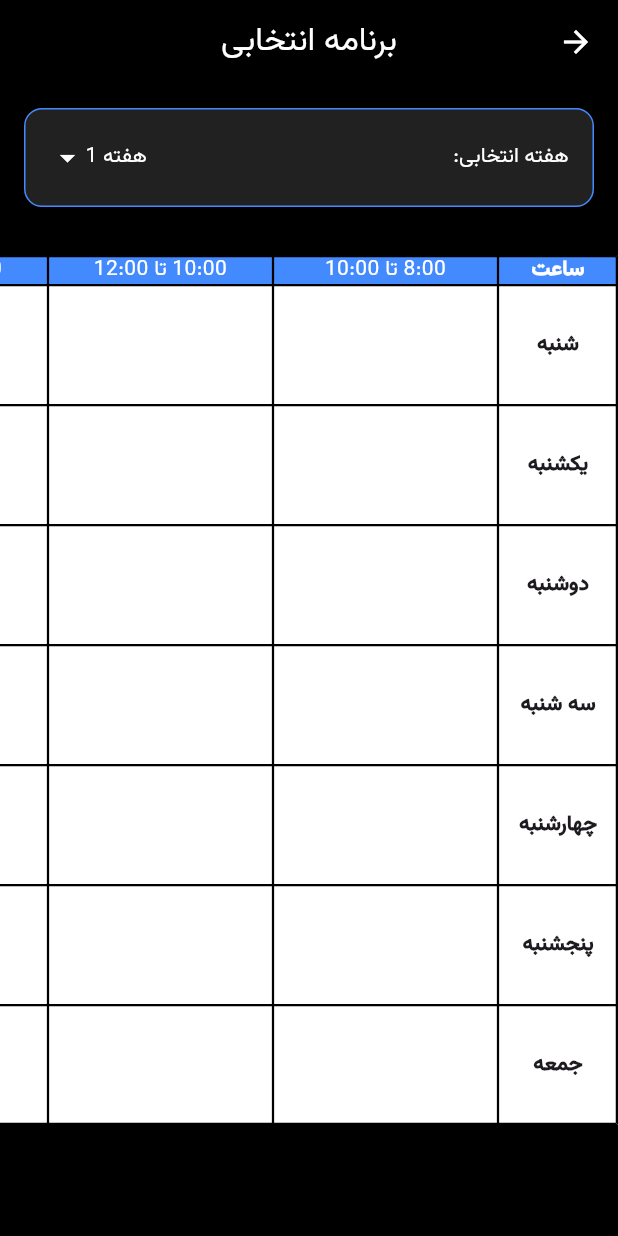
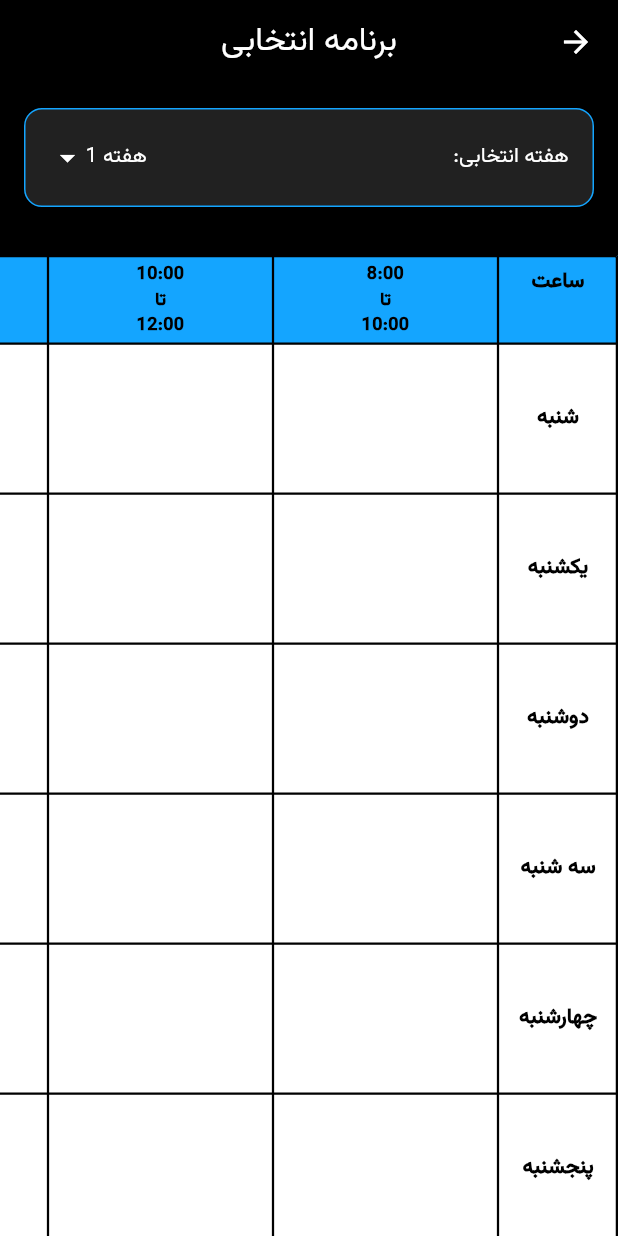
Before and after one commit to Sobhankhedry/Student-Helper-UI, a Flutter app: the SelectedSchedulePage screen opened directly with empty values, on a phone screen of 412 x 824 dp. Run offline on Flutter 3.47's test engine with Material 3 defaults, Android fonts, the phone set to English and light mode, and no system bars.

Commit message:
fixing the ui of selected

```diff
--- a/lib/selected_schedule_page.dart
+++ b/lib/selected_schedule_page.dart
@@ -33,6 +33,7 @@ class SelectedSchedulePage extends StatefulWidget {
 class _SelectedSchedulePageState extends State<SelectedSchedulePage> {
   int _selectedWeek = 1;
   final int _totalWeeks = 8;
+  Color primaryColor = Color.fromARGB(255, 20, 165, 255);
 
   final List<Map<String, String>> timeSlots = [
     {'start': '8:00', 'end': '10:00'},
@@ -140,7 +141,7 @@ class _SelectedSchedulePageState extends State<SelectedSchedulePage> {
       decoration: BoxDecoration(
         color: Colors.grey[900],
         borderRadius: BorderRadius.circular(12),
-        border: Border.all(color: Colors.blueAccent, width: 1),
+        border: Border.all(color: const Color(0xFF14A5FF), width: 1),
       ),
       child: Row(
         mainAxisAlignment: MainAxisAlignment.spaceBetween,
@@ -186,58 +187,107 @@ class _SelectedSchedulePageState extends State<SelectedSchedulePage> {
     return Table(
       border: TableBorder.all(color: Colors.black, width: 1.5),
       defaultColumnWidth: const FixedColumnWidth(150),
-      columnWidths: const {0: FixedColumnWidth(80)},
+      columnWidths: const {
+        0: FixedColumnWidth(80), // ستون روزها
+      },
       children: [
+        // 🟦 هدر جدول (ساعات کلاس)
         TableRow(
-          decoration: const BoxDecoration(color: Colors.blueAccent),
+          decoration: BoxDecoration(color: primaryColor),
           children: [
             const TableCell(
-              child: Center(
-                child: Text(
-                  'ساعت',
-                  style: TextStyle(
-                    color: Colors.white,
-                    fontWeight: FontWeight.bold,
+              child: Padding(
+                padding: EdgeInsets.symmetric(vertical: 8.0),
+                child: Center(
+                  child: Text(
+                    'ساعت',
+                    style: TextStyle(
+                      fontFamily: 'Vazir',
+                      color: Colors.black,
+                      fontWeight: FontWeight.bold,
+                      fontSize: 14,
+                    ),
+                    textAlign: TextAlign.center,
                   ),
                 ),
               ),
             ),
             ...timeSlots.map(
               (slot) => TableCell(
-                child: Center(
-                  child: Text(
-                    '${slot['start']} تا ${slot['end']}',
-                    style: const TextStyle(color: Colors.white),
+                child: Padding(
+                  padding: const EdgeInsets.symmetric(vertical: 4.0),
+                  child: Column(
+                    mainAxisAlignment: MainAxisAlignment.center,
+                    children: [
+                      Text(
+                        slot['start']!,
+                        style: const TextStyle(
+                          fontFamily: 'Vazir',
+                          color: Colors.black,
+                          fontWeight: FontWeight.bold,
+                          fontSize: 12,
+                        ),
+                        textAlign: TextAlign.center,
+                      ),
+                      const Text(
+                        'تا',
+                        style: TextStyle(
+                          fontFamily: 'Vazir',
+                          color: Colors.black,
+                          fontWeight: FontWeight.bold,
+                          fontSize: 12,
+                        ),
+                        textAlign: TextAlign.center,
+                      ),
+                      Text(
+                        slot['end']!,
+                        style: const TextStyle(
+                          fontFamily: 'Vazir',
+                          color: Colors.black,
+                          fontWeight: FontWeight.bold,
+                          fontSize: 12,
+                        ),
+                        textAlign: TextAlign.center,
+                      ),
+                    ],
                   ),
                 ),
               ),
             ),
           ],
         ),
+
+        // 📅 ردیف‌های مربوط به روزهای هفته
         ...weekDays.map((day) {
           return TableRow(
             children: [
+              // 🔹 نام روز
               TableCell(
                 child: Container(
-                  height: 80,
+                  height: 100,
                   color: Colors.white,
                   child: Center(
                     child: Text(
                       day,
                       style: const TextStyle(
                         fontFamily: 'Vazir',
+                        color: Colors.black,
                         fontWeight: FontWeight.bold,
+                        fontSize: 14,
                       ),
+                      textAlign: TextAlign.center,
                     ),
                   ),
                 ),
               ),
+              // 🔹 سلول‌های مربوط به کلاس‌ها در هر اسلات زمانی
               ...List.generate(timeSlots.length, (index) {
                 final course = weeklySchedules[_selectedWeek]?[day]?[index];
                 return TableCell(
                   child: Container(
-                    height: 80,
+                    height: 100,
                     color: course?.color ?? Colors.white,
+                    padding: const EdgeInsets.all(4),
                     child:
                         course != null
                             ? Column(
@@ -246,17 +296,39 @@ class _SelectedSchedulePageState extends State<SelectedSchedulePage> {
                                 Text(
                                   course.name,
                                   style: const TextStyle(
+                                    fontFamily: 'Vazir',
                                     fontWeight: FontWeight.bold,
                                     fontSize: 12,
                                   ),
+                                  textAlign: TextAlign.center,
                                 ),
+                                const SizedBox(height: 4),
                                 Text(
                                   course.instructor,
-                                  style: const TextStyle(fontSize: 10),
+                                  style: const TextStyle(
+                                    fontFamily: 'Vazir',
+                                    fontSize: 10,
+                                  ),
+                                  textAlign: TextAlign.center,
                                 ),
-                                Text(
-                                  'کلاس ${course.classroom}',
-                                  style: const TextStyle(fontSize: 10),
+                                const SizedBox(height: 2),
+                                Container(
+                                  padding: const EdgeInsets.symmetric(
+                                    horizontal: 8,
+                                    vertical: 2,
+                                  ),
+                                  decoration: BoxDecoration(
+                                    color: Colors.white.withOpacity(0.7),
+                                    borderRadius: BorderRadius.circular(10),
+                                  ),
+                                  child: Text(
+                                    'کلاس ${course.classroom}',
+                                    style: const TextStyle(
+                                      fontFamily: 'Vazir',
+                                      fontSize: 10,
+                                    ),
+                                    textAlign: TextAlign.center,
+                                  ),
                                 ),
                               ],
                             )
--- a/lib/weekly_schedule_page.dart
+++ b/lib/weekly_schedule_page.dart
@@ -160,14 +160,6 @@ class _WeeklySchedulePageState extends State<WeeklySchedulePage> {
     {'start': '16:00', 'end': '18:00'},
     {'start': '18:00', 'end': '20:00'},
   ];
-  // int getSlotIndex(String hour) {
-  //   for (int i = 0; i < timeSlots.length; i++) {
-  //     if (hour.trim() == timeSlots[i]['start']) {
-  //       return i;
-  //     }
-  //   }
-  //   return -1; // اگر هیچ اسلاتی پیدا نشد
-  // }
 
   int getSlotIndex(String hour) {
     TimeOfDay courseTime = _parseTime(hour);
@@ -256,7 +248,7 @@ class _WeeklySchedulePageState extends State<WeeklySchedulePage> {
       decoration: BoxDecoration(
         color: Colors.grey[900],
         borderRadius: BorderRadius.circular(12),
-        border: Border.all(color: primaryColor, width: 1),
+        border: Border.all(color: const Color(0xFF14A5FF), width: 1),
       ),
       child: Row(
         mainAxisAlignment: MainAxisAlignment.spaceBetween,
```
